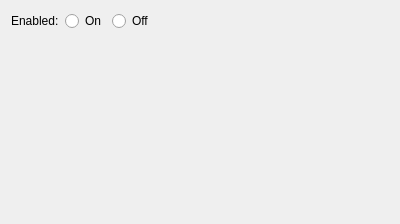
Above: condetrol/condetrol/experiment_viewer/config_editor/siglent_sdg_6000x_config_editor/resources/channel_editor.ui from light-scattering-iogs/caqtus before the change. Below: the same form after it.
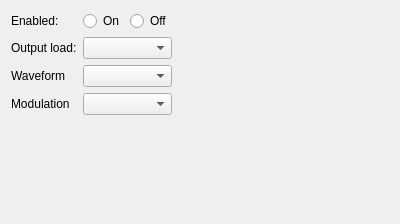
That is the form after the change.

Diff of the .ui file:
```diff
--- a/condetrol/condetrol/experiment_viewer/config_editor/siglent_sdg_6000x_config_editor/resources/channel_editor.ui
+++ b/condetrol/condetrol/experiment_viewer/config_editor/siglent_sdg_6000x_config_editor/resources/channel_editor.ui
@@ -17,14 +17,7 @@
    <item>
     <layout class="QHBoxLayout" name="horizontalLayout_2" stretch="0,1">
      <item>
-      <layout class="QFormLayout" name="formLayout_2">
-       <item row="0" column="0">
-        <widget class="QLabel" name="label">
-         <property name="text">
-          <string>Enabled:</string>
-         </property>
-        </widget>
-       </item>
+      <layout class="QGridLayout" name="parameters_layout">
        <item row="0" column="1">
         <layout class="QHBoxLayout" name="horizontalLayout_3">
          <item>
@@ -43,6 +36,43 @@
          </item>
         </layout>
        </item>
+       <item row="3" column="1">
+        <widget class="QComboBox" name="comboBox_2"/>
+       </item>
+       <item row="3" column="0">
+        <widget class="QLabel" name="label_3">
+         <property name="text">
+          <string>Modulation</string>
+         </property>
+        </widget>
+       </item>
+       <item row="2" column="0">
+        <widget class="QLabel" name="label_2">
+         <property name="text">
+          <string>Waveform</string>
+         </property>
+        </widget>
+       </item>
+       <item row="2" column="1">
+        <widget class="QComboBox" name="waveform_combobox"/>
+       </item>
+       <item row="0" column="0">
+        <widget class="QLabel" name="label">
+         <property name="text">
+          <string>Enabled:</string>
+         </property>
+        </widget>
+       </item>
+       <item row="1" column="0">
+        <widget class="QLabel" name="label_4">
+         <property name="text">
+          <string>Output load:</string>
+         </property>
+        </widget>
+       </item>
+       <item row="1" column="1">
+        <widget class="QComboBox" name="output_load_combobox"/>
+       </item>
       </layout>
      </item>
      <item>
```
Left out of the diff: 4 changed lines with no effect on the pictures.
